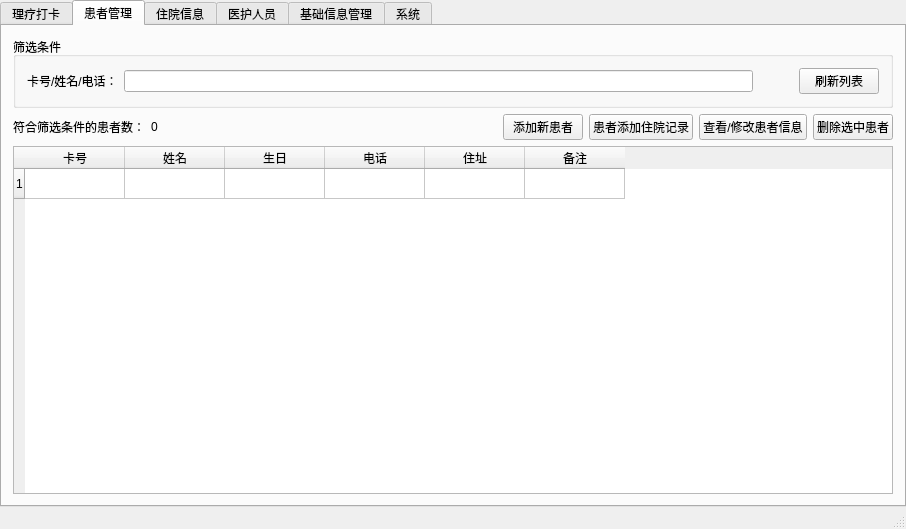
The window that PhysioMgr/MainWindow.ui (yuylong/PhysioMgr) describes before a commit, drawn with Qt 5.
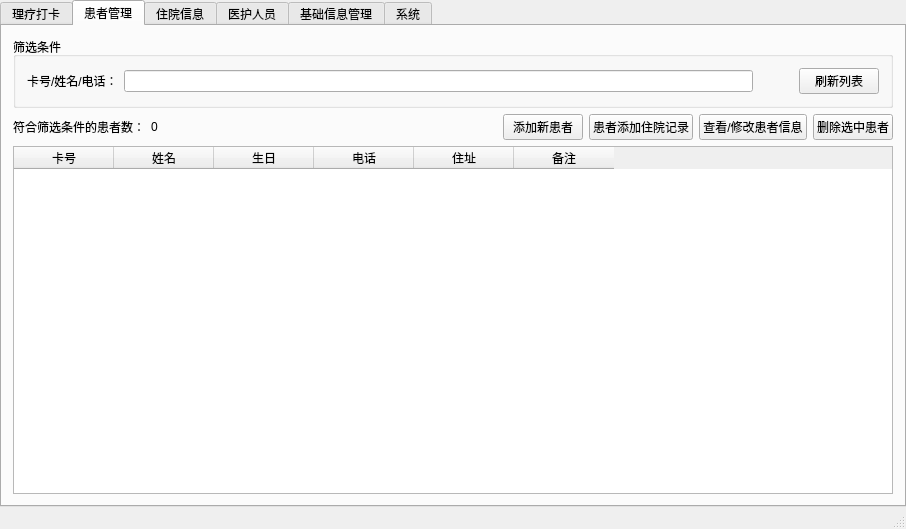
The same window after the commit. The open tabs and pages were chosen to show the change.

What changed in the file:
```diff
--- a/PhysioMgr/MainWindow.ui
+++ b/PhysioMgr/MainWindow.ui
@@ -296,6 +296,9 @@
         </item>
         <item>
          <widget class="QTableWidget" name="tblPatients">
+          <property name="sizeAdjustPolicy">
+           <enum>QAbstractScrollArea::AdjustToContents</enum>
+          </property>
           <property name="editTriggers">
            <set>QAbstractItemView::NoEditTriggers</set>
           </property>
@@ -306,9 +309,14 @@
            <enum>QAbstractItemView::SelectRows</enum>
           </property>
           <property name="rowCount">
-           <number>1</number>
+           <number>0</number>
           </property>
-          <row/>
+          <attribute name="horizontalHeaderHighlightSections">
+           <bool>false</bool>
+          </attribute>
+          <attribute name="horizontalHeaderMinimumSectionSize">
+           <number>40</number>
+          </attribute>
           <column>
            <property name="text">
             <string>卡号</string>
```
Left out of the diff: 17 changed lines with no effect on the pictures.
